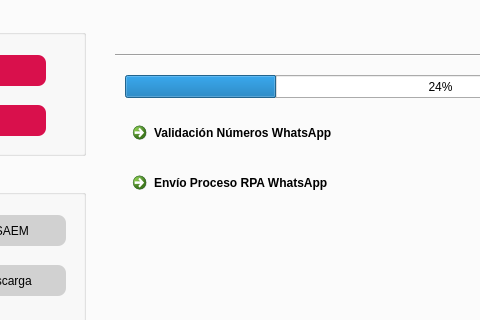
Old version of the form gui/Project.ui in the repository JU4ND4V1DMM/devops_desktop_syncra; both pictures show x 219 to 699 and y 91 to 411 of the 1014 by 756 pixel window.
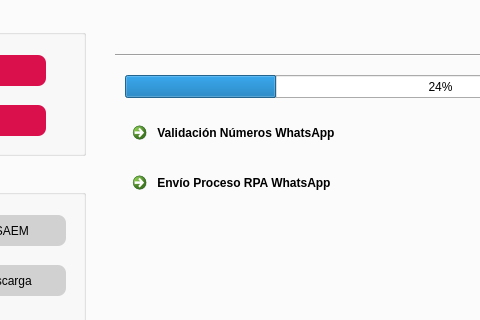
New version of the form. Icons and pictures are not drawn.

Commit message: Adition of icons and some process RPA

What changed in the file:
```diff
--- a/gui/Project.ui
+++ b/gui/Project.ui
@@ -5941,12 +5941,22 @@
          <rect>
           <x>320</x>
           <y>120</y>
-          <width>221</width>
+          <width>231</width>
           <height>41</height>
          </rect>
         </property>
         <property name="text">
-         <string>Validación Números WhatsApp</string>
+         <string> Validación Números WhatsApp</string>
+        </property>
+        <property name="icon">
+         <iconset>
+          <normaloff>../resources/ico/search.png</normaloff>../resources/ico/search.png</iconset>
+        </property>
+        <property name="iconSize">
+         <size>
+          <width>20</width>
+          <height>20</height>
+         </size>
         </property>
        </widget>
        <widget class="QProgressBar" name="progressBar">
@@ -5967,12 +5977,16 @@
          <rect>
           <x>320</x>
           <y>170</y>
-          <width>221</width>
+          <width>231</width>
           <height>41</height>
          </rect>
         </property>
         <property name="text">
-         <string>Envío Proceso RPA WhatsApp</string>
+         <string> Envío Proceso RPA WhatsApp</string>
+        </property>
+        <property name="icon">
+         <iconset>
+          <normaloff>../resources/ico/arrow wp.png</normaloff>../resources/ico/arrow wp.png</iconset>
         </property>
        </widget>
       </widget>
```
The commit also changes 9 other files.
